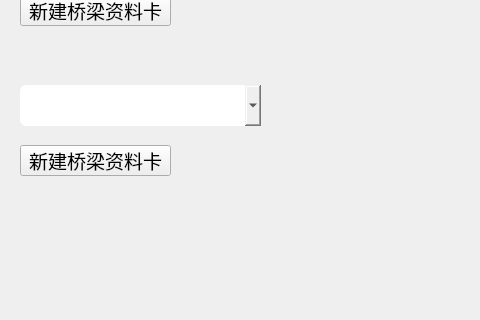
Before: the Qt Designer form BridgeCheckSystem/MainWindow.ui in kmugi/BridgeCheckSystem, drawn with Qt 5; both pictures show x 0 to 480 and y 95 to 415 of the 1400 by 800 pixel window.
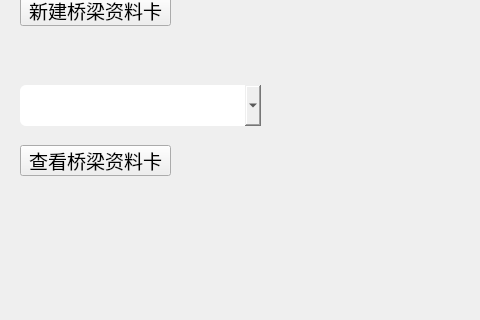
After: the same form once the commit is applied.

Patch:
```diff
--- a/BridgeCheckSystem/MainWindow.ui
+++ b/BridgeCheckSystem/MainWindow.ui
@@ -148,7 +148,7 @@
     </font>
    </property>
    <property name="text">
-    <string>新建桥梁资料卡</string>
+    <string>查看桥梁资料卡</string>
    </property>
   </widget>
  </widget>
```
